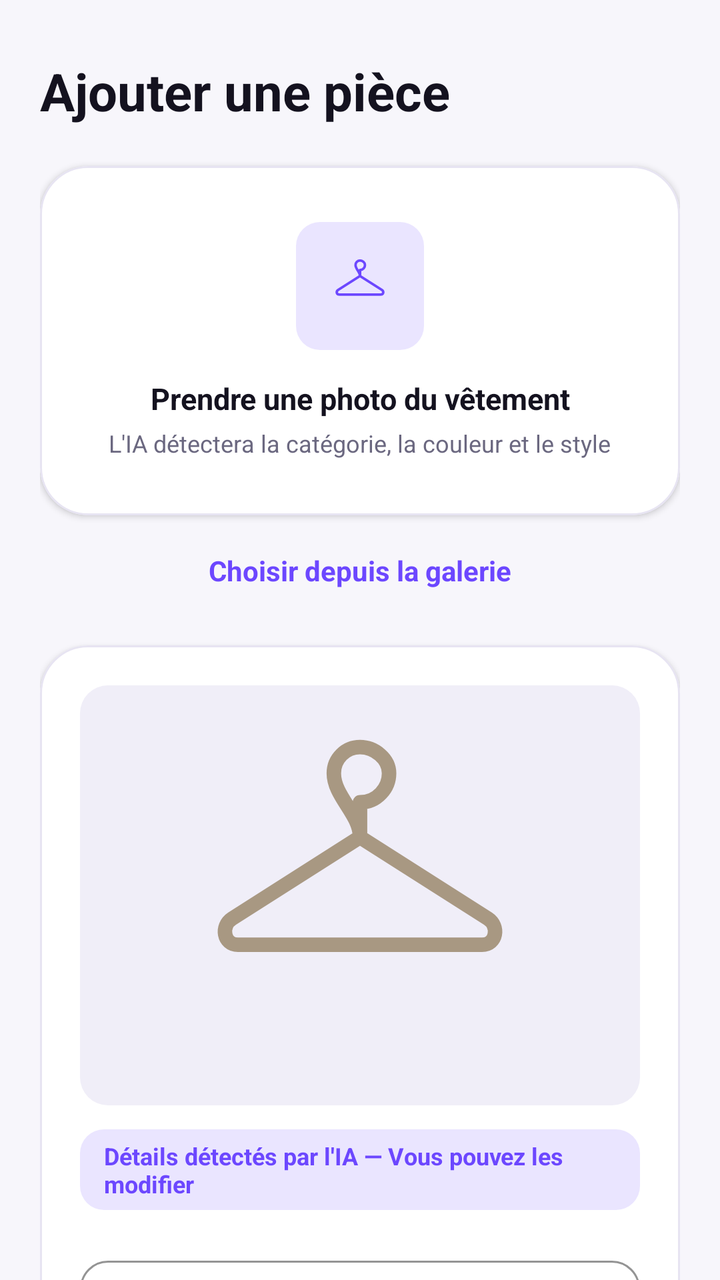
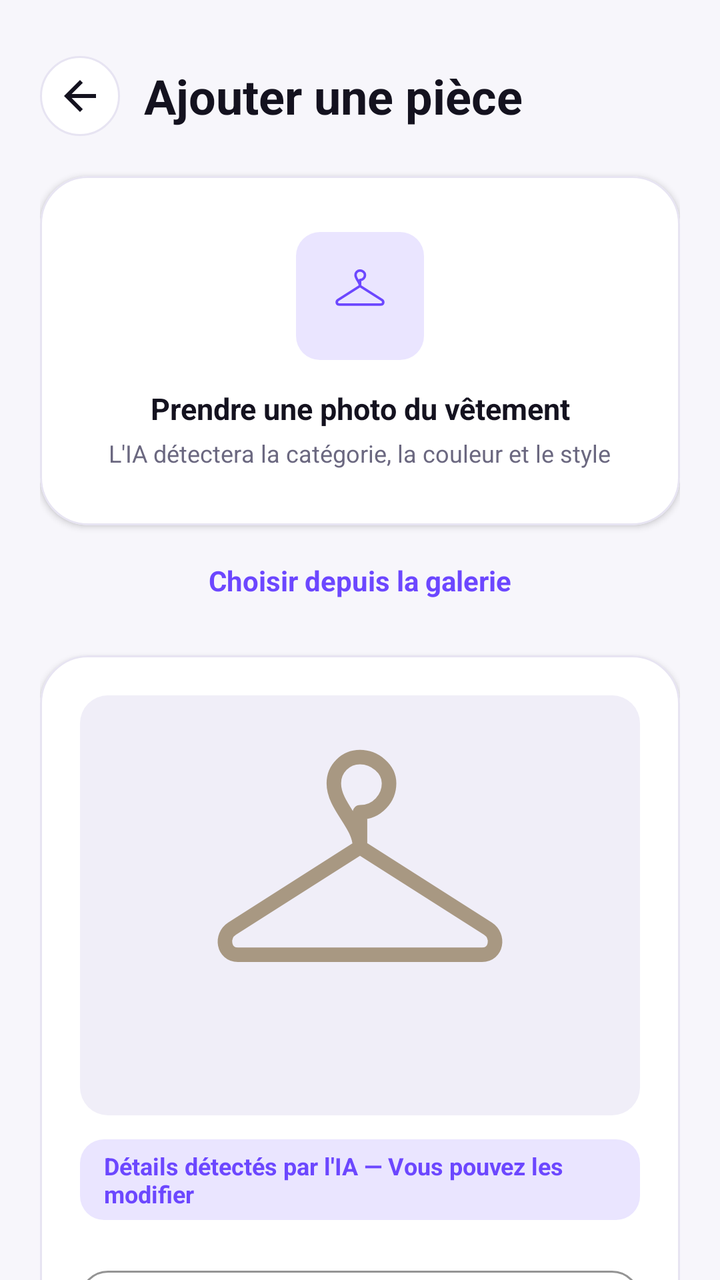

Two renders of the same Android screen: before a commit and after it. Below are the layout's source before the change and the commit's diff.
<!-- AndroidManifest.xml: application theme Theme.Wearia -->
<!-- res/layout/fragment_add_clothing.xml -->
<?xml version="1.0" encoding="utf-8"?>
<androidx.core.widget.NestedScrollView xmlns:android="http://schemas.android.com/apk/res/android"
    xmlns:app="http://schemas.android.com/apk/res-auto"
    xmlns:tools="http://schemas.android.com/tools"
    android:layout_width="match_parent"
    android:layout_height="match_parent"
    android:background="@color/colorBackground"
    android:fillViewport="true">

    <LinearLayout
        android:layout_width="match_parent"
        android:layout_height="wrap_content"
        android:orientation="vertical"
        android:paddingHorizontal="20dp"
        android:paddingTop="28dp"
        android:paddingBottom="40dp">

        
        <TextView
            android:layout_width="wrap_content"
            android:layout_height="wrap_content"
            android:text="Ajouter une pièce"
            android:textSize="26sp"
            android:textStyle="bold"
            android:textColor="@color/colorTextPrimary"
            android:layout_marginBottom="20dp" />

        
        <com.google.android.material.card.MaterialCardView
            android:id="@+id/card_take_photo"
            android:layout_width="match_parent"
            android:layout_height="wrap_content"
            app:cardCornerRadius="24dp"
            app:cardElevation="2dp"
            app:cardBackgroundColor="@color/colorSurfaceCard"
            app:strokeColor="@color/colorBorder"
            app:strokeWidth="1dp"
            android:clickable="true"
            android:focusable="true">

            <LinearLayout
                android:layout_width="match_parent"
                android:layout_height="wrap_content"
                android:orientation="vertical"
                android:gravity="center"
                android:paddingVertical="28dp"
                android:paddingHorizontal="20dp">

                <FrameLayout
                    android:layout_width="64dp"
                    android:layout_height="64dp"
                    android:background="@drawable/bg_badge_haut"
                    android:layout_marginBottom="14dp">

                    <ImageView
                        android:layout_width="32dp"
                        android:layout_height="32dp"
                        android:layout_gravity="center"
                        android:src="@drawable/ic_hanger"
                        app:tint="@color/colorPrimary" />
                </FrameLayout>

                <TextView
                    android:layout_width="wrap_content"
                    android:layout_height="wrap_content"
                    android:text="Prendre une photo du vêtement"
                    android:textSize="15sp"
                    android:textStyle="bold"
                    android:textColor="@color/colorTextPrimary"
                    android:textAlignment="center" />

                <TextView
                    android:layout_width="wrap_content"
                    android:layout_height="wrap_content"
                    android:text="L'IA détectera la catégorie, la couleur et le style"
                    android:textSize="12sp"
                    android:textColor="@color/colorTextSecondary"
                    android:layout_marginTop="4dp" />
            </LinearLayout>
        </com.google.android.material.card.MaterialCardView>

        
        <TextView
            android:id="@+id/tv_choose_gallery"
            android:layout_width="wrap_content"
            android:layout_height="wrap_content"
            android:layout_gravity="center"
            android:text="Choisir depuis la galerie"
            android:textSize="14sp"
            android:textStyle="bold"
            android:textColor="@color/colorPrimary"
            android:padding="12dp"
            android:layout_marginTop="6dp"
            android:layout_marginBottom="16dp"
            android:clickable="true"
            android:focusable="true" />

        
        <com.google.android.material.card.MaterialCardView
            android:layout_width="match_parent"
            android:layout_height="wrap_content"
            app:cardCornerRadius="24dp"
            app:cardElevation="2dp"
            app:cardBackgroundColor="@color/colorSurfaceCard"
            app:strokeColor="@color/colorBorder"
            app:strokeWidth="1dp"
            android:layout_marginBottom="24dp">

            <LinearLayout
                android:layout_width="match_parent"
                android:layout_height="wrap_content"
                android:orientation="vertical"
                android:padding="20dp">

                
                <FrameLayout
                    android:layout_width="match_parent"
                    android:layout_height="210dp"
                    android:background="@drawable/bg_clothing_item_preview"
                    android:layout_marginBottom="12dp">

                    <ImageView
                        android:id="@+id/iv_clothing_preview"
                        android:layout_width="match_parent"
                        android:layout_height="match_parent"
                        android:scaleType="fitCenter"
                        android:padding="12dp"
                        android:src="@drawable/ic_hanger" />

                    <ProgressBar
                        android:id="@+id/progress_bar_ai"
                        android:layout_width="wrap_content"
                        android:layout_height="wrap_content"
                        android:layout_gravity="center"
                        android:indeterminateTint="@color/colorPrimary"
                        android:visibility="gone" />
                </FrameLayout>

                
                <TextView
                    android:id="@+id/tv_ai_prediction_banner"
                    android:layout_width="wrap_content"
                    android:layout_height="wrap_content"
                    android:layout_gravity="center"
                    android:text="Détails détectés par l'IA — Vous pouvez les modifier"
                    android:textSize="12sp"
                    android:textStyle="bold"
                    android:textColor="@color/colorPrimary"
                    android:background="@drawable/bg_badge_haut"
                    android:paddingHorizontal="12dp"
                    android:paddingVertical="5dp"
                    android:layout_marginBottom="20dp" />

                
                <com.google.android.material.textfield.TextInputLayout
                    android:layout_width="match_parent"
                    android:layout_height="wrap_content"
                    android:hint="Nom de la pièce (ex: Chemise lin blanc)"
                    style="@style/Widget.MaterialComponents.TextInputLayout.OutlinedBox"
                    app:boxCornerRadiusTopStart="14dp"
                    app:boxCornerRadiusTopEnd="14dp"
                    app:boxCornerRadiusBottomStart="14dp"
                    app:boxCornerRadiusBottomEnd="14dp"
                    app:boxStrokeColor="@color/colorPrimary"
                    app:hintTextColor="@color/colorPrimary"
                    android:layout_marginBottom="16dp">

                    <com.google.android.material.textfield.TextInputEditText
                        android:id="@+id/et_name"
                        android:layout_width="match_parent"
                        android:layout_height="wrap_content"
                        android:textSize="14sp"
                        android:textColor="@color/colorTextPrimary" />
                </com.google.android.material.textfield.TextInputLayout>

                
                <LinearLayout
                    android:layout_width="match_parent"
                    android:layout_height="wrap_content"
                    android:orientation="horizontal"
                    android:gravity="center_vertical"
                    android:layout_marginBottom="14dp">

                    <TextView
                        android:layout_width="95dp"
                        android:layout_height="wrap_content"
                        android:text="Catégorie"
                        android:textSize="14sp"
                        android:textStyle="bold"
                        android:textColor="@color/colorTextPrimary" />

                    <FrameLayout
                        android:layout_width="0dp"
                        android:layout_height="48dp"
                        android:layout_weight="1"
                        android:background="@drawable/bg_card_rounded"
                        android:paddingHorizontal="10dp">

                        <Spinner
                            android:id="@+id/spinner_type"
                            android:layout_width="match_parent"
                            android:layout_height="match_parent"
                            android:background="@null" />
                    </FrameLayout>
                </LinearLayout>

                
                <LinearLayout
                    android:layout_width="match_parent"
                    android:layout_height="wrap_content"
                    android:orientation="horizontal"
                    android:gravity="center_vertical"
                    android:layout_marginBottom="14dp">

                    <TextView
                        android:layout_width="95dp"
                        android:layout_height="wrap_content"
                        android:text="Couleur"
                        android:textSize="14sp"
                        android:textStyle="bold"
                        android:textColor="@color/colorTextPrimary" />

                    <LinearLayout
                        android:layout_width="0dp"
                        android:layout_height="48dp"
                        android:layout_weight="1"
                        android:background="@drawable/bg_card_rounded"
                        android:orientation="horizontal"
                        android:gravity="center_vertical"
                        android:paddingHorizontal="12dp">

                        <View
                            android:id="@+id/view_selected_color_swatch"
                            android:layout_width="20dp"
                            android:layout_height="20dp"
                            android:background="@drawable/circle_shape"
                            android:layout_marginEnd="10dp" />

                        <Spinner
                            android:id="@+id/spinner_color"
                            android:layout_width="match_parent"
                            android:layout_height="match_parent"
                            android:background="@null" />
                    </LinearLayout>
                </LinearLayout>

                
                <LinearLayout
                    android:layout_width="match_parent"
                    android:layout_height="wrap_content"
                    android:orientation="horizontal"
                    android:gravity="center_vertical"
                    android:layout_marginBottom="14dp">

                    <TextView
                        android:layout_width="95dp"
                        android:layout_height="wrap_content"
                        android:text="Style"
                        android:textSize="14sp"
                        android:textStyle="bold"
                        android:textColor="@color/colorTextPrimary" />

                    <FrameLayout
                        android:layout_width="0dp"
                        android:layout_height="48dp"
                        android:layout_weight="1"
                        android:background="@drawable/bg_card_rounded"
                        android:paddingHorizontal="10dp">

                        <Spinner
                            android:id="@+id/spinner_style"
                            android:layout_width="match_parent"
                            android:layout_height="match_parent"
                            android:background="@null" />
                    </FrameLayout>
                </LinearLayout>

                
                <LinearLayout
                    android:layout_width="match_parent"
                    android:layout_height="wrap_content"
                    android:orientation="horizontal"
                    android:gravity="center_vertical"
                    android:layout_marginBottom="14dp">

                    <TextView
                        android:layout_width="95dp"
                        android:layout_height="wrap_content"
                        android:text="Coupe"
                        android:textSize="14sp"
                        android:textStyle="bold"
                        android:textColor="@color/colorTextPrimary" />

                    <FrameLayout
                        android:layout_width="0dp"
                        android:layout_height="48dp"
                        android:layout_weight="1"
                        android:background="@drawable/bg_card_rounded"
                        android:paddingHorizontal="10dp">

                        <Spinner
                            android:id="@+id/spinner_fit"
                            android:layout_width="match_parent"
                            android:layout_height="match_parent"
                            android:background="@null" />
                    </FrameLayout>
                </LinearLayout>

                
                <LinearLayout
                    android:layout_width="match_parent"
                    android:layout_height="wrap_content"
                    android:orientation="horizontal"
                    android:gravity="center_vertical"
                    android:layout_marginBottom="8dp">

                    <TextView
                        android:layout_width="95dp"
                        android:layout_height="wrap_content"
                        android:text="Statut"
                        android:textSize="14sp"
                        android:textStyle="bold"
                        android:textColor="@color/colorTextPrimary" />

                    <FrameLayout
                        android:layout_width="0dp"
                        android:layout_height="48dp"
                        android:layout_weight="1"
                        android:background="@drawable/bg_card_rounded"
                        android:paddingHorizontal="10dp">

                        <Spinner
                            android:id="@+id/spinner_status"
                            android:layout_width="match_parent"
                            android:layout_height="match_parent"
                            android:background="@null" />
                    </FrameLayout>
                </LinearLayout>

                
                <Spinner
                    android:id="@+id/spinner_saison"
                    android:layout_width="match_parent"
                    android:layout_height="wrap_content"
                    android:visibility="gone" />

                <EditText
                    android:id="@+id/et_matiere"
                    android:layout_width="match_parent"
                    android:layout_height="wrap_content"
                    android:visibility="gone" />

                <CheckBox
                    android:id="@+id/cb_thermique"
                    android:layout_width="wrap_content"
                    android:layout_height="wrap_content"
                    android:visibility="gone" />

                <CheckBox
                    android:id="@+id/cb_impermeable"
                    android:layout_width="wrap_content"
                    android:layout_height="wrap_content"
                    android:visibility="gone" />

                <ProgressBar
                    android:id="@+id/progress_bar"
                    android:layout_width="wrap_content"
                    android:layout_height="wrap_content"
                    android:layout_gravity="center"
                    android:indeterminateTint="@color/colorPrimary"
                    android:visibility="gone"
                    android:layout_marginTop="12dp" />

            </LinearLayout>
        </com.google.android.material.card.MaterialCardView>

        
        <com.google.android.material.button.MaterialButton
            android:id="@+id/btn_save_clothing"
            style="@style/Widget.Wearia.Button.Gradient"
            android:layout_width="match_parent"
            android:layout_height="54dp"
            android:text="Ajouter au dressing"
            android:textSize="16sp"
            android:textStyle="bold" />

    </LinearLayout>
</androidx.core.widget.NestedScrollView>
<!-- resources referenced by this layout -->
<resources>
  <color name="colorBackground">#F7F6FB</color>
  <color name="colorBorder">#E7E4F2</color>
  <color name="colorPrimary">#6C47FF</color>
  <color name="colorSurfaceCard">#FFFFFF</color>
  <color name="colorTextPrimary">#14121F</color>
  <color name="colorTextSecondary">#6B6880</color>
  <!-- drawable bg_badge_haut (drawable) -->
  <?xml version="1.0" encoding="utf-8"?>
  <shape xmlns:android="http://schemas.android.com/apk/res/android"
      android:shape="rectangle">
      <solid android:color="@color/badge_haut_bg" />
      <corners android:radius="12dp" />
  </shape>
  <!-- drawable bg_card_rounded (drawable) -->
  <?xml version="1.0" encoding="utf-8"?>
  <shape xmlns:android="http://schemas.android.com/apk/res/android"
      android:shape="rectangle">
      <solid android:color="@color/colorSurface" />
      <stroke
          android:width="1dp"
          android:color="@color/colorBorder" />
      <corners android:radius="20dp" />
  </shape>
  <!-- drawable bg_clothing_item_preview (drawable) -->
  <?xml version="1.0" encoding="utf-8"?>
  <shape xmlns:android="http://schemas.android.com/apk/res/android"
      android:shape="rectangle">
      <solid android:color="@color/colorSurfaceVariant" />
      <corners android:radius="14dp" />
  </shape>
  <!-- drawable circle_shape (drawable) -->
  <?xml version="1.0" encoding="utf-8"?>
  <shape xmlns:android="http://schemas.android.com/apk/res/android"
      android:shape="oval">
      <solid android:color="#CCCCCC" />
      <stroke android:width="1dp" android:color="#888888" />
  </shape>
  <color name="badge_haut_bg">#EAE5FF</color>
  <color name="colorSurface">#FFFFFF</color>
  <color name="colorSurfaceVariant">#F0EEF8</color>
  <!-- drawable bg_brand_gradient (drawable) -->
  <?xml version="1.0" encoding="utf-8"?>
  <shape xmlns:android="http://schemas.android.com/apk/res/android"
      android:shape="rectangle">
      <gradient
          android:angle="315"
          android:startColor="#12B5A6"
          android:endColor="#6C47FF"
          android:type="linear" />
      <corners android:radius="24dp" />
  </shape>
  <dimen name="pill_corner_radius">24dp</dimen>
  <dimen name="button_height">52dp</dimen>
  <color name="colorPrimaryVariant">#5338D5</color>
  <color name="colorOnPrimary">#FFFFFF</color>
  <color name="colorSecondary">#12B5A6</color>
  <color name="colorSecondaryVariant">#0E9487</color>
  <color name="colorOnSecondary">#FFFFFF</color>
  <style name="Widget.Wearia.Card" parent="Widget.MaterialComponents.CardView">
          <item name="cardBackgroundColor">@color/colorSurfaceCard</item>
          <item name="cardCornerRadius">@dimen/card_corner_radius</item>
          <item name="cardElevation">2dp</item>
          <item name="strokeColor">@color/colorBorder</item>
          <item name="strokeWidth">1dp</item>
      </style>
  <dimen name="card_corner_radius">20dp</dimen>
  <dimen name="chip_corner_radius">20dp</dimen>
  <!-- unchanged entries left out for length: 6 -->
</resources>

<!-- the commit's change to res/layout/fragment_add_clothing.xml (unified diff, before → after) -->
@@ -16,14 +16,31 @@
         android:paddingBottom="40dp">
 
         
-        <TextView
-            android:layout_width="wrap_content"
+        <LinearLayout
+            android:layout_width="match_parent"
             android:layout_height="wrap_content"
-            android:text="Ajouter une pièce"
-            android:textSize="26sp"
-            android:textStyle="bold"
-            android:textColor="@color/colorTextPrimary"
-            android:layout_marginBottom="20dp" />
+            android:orientation="horizontal"
+            android:gravity="center_vertical"
+            android:layout_marginBottom="20dp">
+
+            <ImageButton
+                android:id="@+id/btn_back"
+                android:layout_width="40dp"
+                android:layout_height="40dp"
+                android:background="@drawable/bg_circle_button"
+                android:src="@drawable/ic_arrow_back"
+                android:contentDescription="Retour"
+                app:tint="@color/colorTextPrimary"
+                android:layout_marginEnd="12dp" />
+
+            <TextView
+                android:layout_width="wrap_content"
+                android:layout_height="wrap_content"
+                android:text="Ajouter une pièce"
+                android:textSize="24sp"
+                android:textStyle="bold"
+                android:textColor="@color/colorTextPrimary" />
+        </LinearLayout>
 
         
         <com.google.android.material.card.MaterialCardView
<!-- resource entries referenced after the edit -->
@@ -23,6 +23,13 @@
           android:color="@color/colorBorder" />
       <corners android:radius="20dp" />
   </shape>
+  <!-- drawable bg_circle_button (drawable) -->
+  <?xml version="1.0" encoding="utf-8"?>
+  <shape xmlns:android="http://schemas.android.com/apk/res/android"
+      android:shape="oval">
+      <solid android:color="@color/colorSurface" />
+      <stroke android:width="1dp" android:color="@color/colorBorder" />
+  </shape>
   <!-- drawable bg_clothing_item_preview (drawable) -->
   <?xml version="1.0" encoding="utf-8"?>
   <shape xmlns:android="http://schemas.android.com/apk/res/android"
@@ -37,6 +44,18 @@
       <solid android:color="#CCCCCC" />
       <stroke android:width="1dp" android:color="#888888" />
   </shape>
+  <!-- drawable ic_arrow_back (drawable) -->
+  <?xml version="1.0" encoding="utf-8"?>
+  <vector xmlns:android="http://schemas.android.com/apk/res/android"
+      android:width="24dp"
+      android:height="24dp"
+      android:viewportWidth="24"
+      android:viewportHeight="24"
+      android:tint="?attr/colorControlNormal">
+    <path
+        android:fillColor="@android:color/white"
+        android:pathData="M20,11H7.83l5.59,-5.59L12,4l-8,8 8,8 1.41,-1.41L7.83,13H20v-2z"/>
+  </vector>
   <color name="badge_haut_bg">#EAE5FF</color>
   <color name="colorSurface">#FFFFFF</color>
   <color name="colorSurfaceVariant">#F0EEF8</color>
